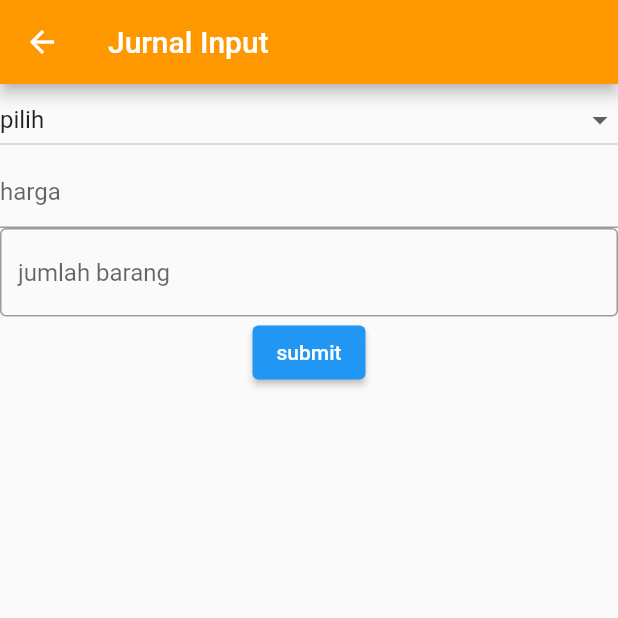
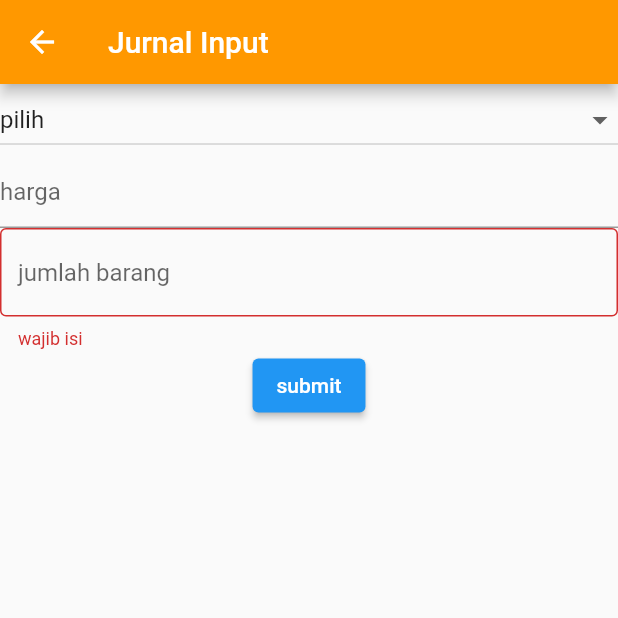
Before and after one commit to YesayaMikey/skripsi, a Flutter app: the jurnal screen opened by its route, after a tap on "submit", on a phone screen of 412 x 824 dp, the top half of it. Run offline on Flutter 3.47's test engine with Material 2 defaults, Android fonts, the phone set to English and light mode, and no system bars; our stand-ins replace cloud_firestore, firebase_auth, firebase_core, firebase_storage, google_sign_in, image_picker and 1 more; missing offline and left inert: dart:ffi; accounts and stored records are empty.

```diff
--- a/lib/pages/INPUT/jurnalinput.dart
+++ b/lib/pages/INPUT/jurnalinput.dart
@@ -97,7 +97,9 @@ class _jurnalState extends State<jurnal> {
                 );
               }
             }
-            return Column(
+            return Form(
+              key: _formstate,
+              child: Column(
                 children: [
                   DropdownButton<String>(
                     // isDense: true,
@@ -159,7 +161,6 @@ class _jurnalState extends State<jurnal> {
                                 dropdownValue: dropdownValue,
                                 jmlbrng: int.parse(jmlbrng.text),
                               );
-                            null;
 
                               setState(() {
                                 isUpdateProduct = false;
@@ -170,6 +171,7 @@ class _jurnalState extends State<jurnal> {
                           },
                           child: Text('submit'))
                 ],
+              ),
             );
           }),
     );
```
Also changed, not shown: lib/service/data_services.dart (+7 -4 lines). Lines whose indentation alone changed are shown as unchanged.
